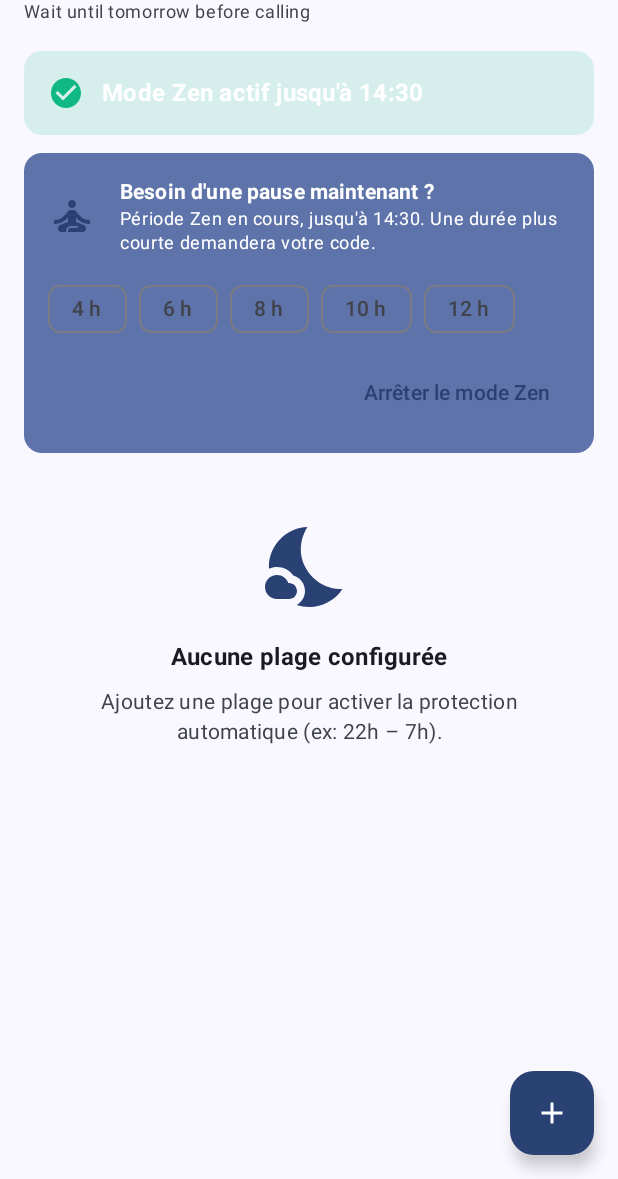
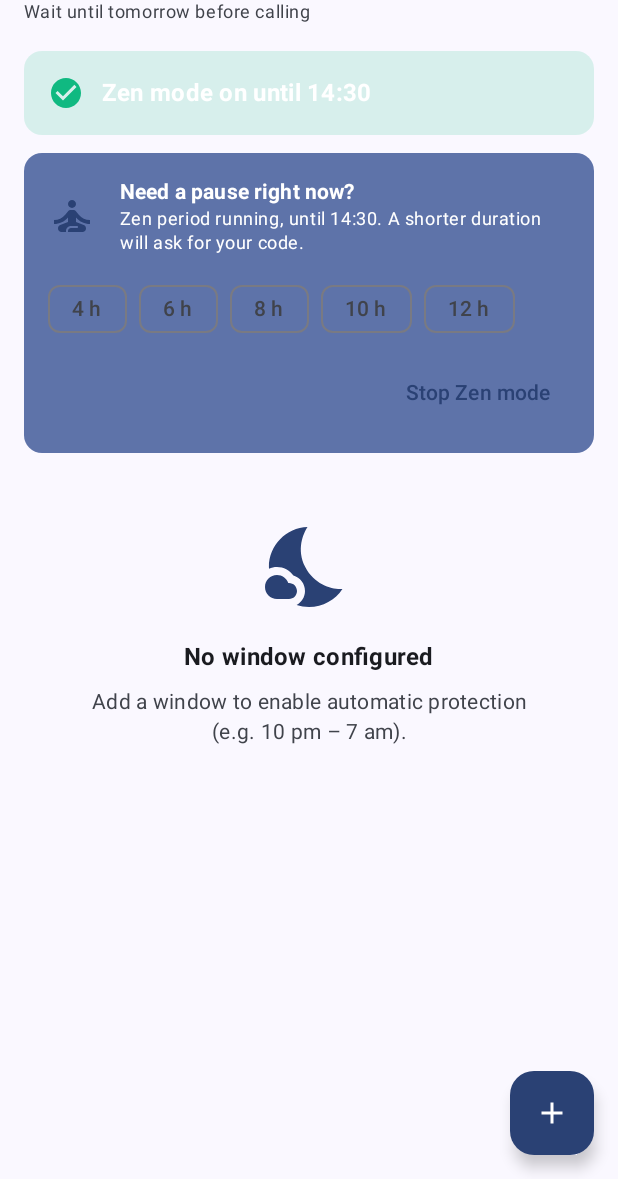
Before and after one commit to AJANEDOUBY/InstantPause-App, an Android app built with Jetpack Compose: the composable ScheduleScreen shown on its own in the app's theme, after a tap on "4 h", on a phone screen of 412 x 824 dp, the part 57-1236 px from its top. Run offline under Robolectric (Android 15) with nearby library versions, the phone set to English and light mode, and no system bars; our stand-ins replace Dagger/Hilt's generated code, Room's generated code; libraries missing offline, so code that uses them is left out: androidx.hilt.lifecycle.

Commit message:
Extrait les chaines de l'onglet Plages et du mode Zen

```diff
--- a/app/src/main/java/com/instantpause/app/ui/schedule/ScheduleScreen.kt
+++ b/app/src/main/java/com/instantpause/app/ui/schedule/ScheduleScreen.kt
@@ -18,6 +18,7 @@ import androidx.compose.ui.Modifier
 import androidx.compose.ui.draw.clip
 import androidx.compose.ui.graphics.Color
 import androidx.compose.ui.platform.LocalContext
+import androidx.compose.ui.res.stringArrayResource
 import androidx.compose.ui.res.stringResource
 import androidx.compose.ui.text.font.FontWeight
 import androidx.compose.ui.text.style.TextAlign
@@ -59,6 +60,7 @@ fun ScheduleScreen(
     var gatedAction by remember { mutableStateOf<(() -> Unit)?>(null) }
     var gatedReason by remember { mutableStateOf("") }
     val scope = rememberCoroutineScope()
+    val context = LocalContext.current
 
     /**
      * N'exige le code que pour les actions qui **affaiblissent** la protection :
@@ -105,7 +107,7 @@ fun ScheduleScreen(
                 onClick = { showAddDialog = true },
                 containerColor = MaterialTheme.colorScheme.primary
             ) {
-                Icon(Icons.Default.Add, contentDescription = "Ajouter une plage")
+                Icon(Icons.Default.Add, contentDescription = stringResource(R.string.action_add_schedule))
             }
         }
     ) { padding ->
@@ -135,20 +137,20 @@ fun ScheduleScreen(
                         val now = System.currentTimeMillis()
                         if (ScheduleViewModel.shortensCurrentZen(now, emergencyUntil, durationMs)) {
                             guard(
-                                "Réduire la période Zen ? Les appels seraient de nouveau " +
-                                        "bloqués vers ${formatClock(now + durationMs)} au lieu " +
-                                        "de ${formatClock(emergencyUntil)}. Saisissez votre " +
-                                        "code pour confirmer."
+                                context.getString(
+                                    R.string.zen_shorten_reason,
+                                    formatClock(now + durationMs),
+                                    formatClock(emergencyUntil)
+                                )
                             ) { viewModel.activateZenMode(durationMs) }
                         } else {
                             viewModel.activateZenMode(durationMs)
                         }
                     },
                     onCancel = {
-                        guard(
-                            "Arrêter le mode Zen maintenant ? Les appels ne seront " +
-                                    "plus bloqués jusqu'à la prochaine plage."
-                        ) { viewModel.cancelZenMode() }
+                        guard(context.getString(R.string.zen_cancel_reason)) {
+                            viewModel.cancelZenMode()
+                        }
                     }
                 )
             }
@@ -164,8 +166,11 @@ fun ScheduleScreen(
                         onToggle = {
                             if (schedule.isActive) {
                                 guard(
-                                    "Désactiver la plage ${schedule.start} – ${schedule.end} ? " +
-                                            "Sans elle, plus rien ne bloquera vos appels sur ce créneau."
+                                    context.getString(
+                                        R.string.schedule_disable_reason,
+                                        schedule.start.toString(),
+                                        schedule.end.toString()
+                                    )
                                 ) { viewModel.toggleActive(schedule) }
                             } else {
                                 // Réactiver renforce la protection : jamais gated.
@@ -174,7 +179,11 @@ fun ScheduleScreen(
                         },
                         onDelete = {
                             guard(
-                                "Supprimer définitivement la plage ${schedule.start} – ${schedule.end} ?"
+                                context.getString(
+                                    R.string.schedule_delete_reason,
+                                    schedule.start.toString(),
+                                    schedule.end.toString()
+                                )
                             ) { viewModel.delete(schedule) }
                         }
                     )
@@ -211,10 +220,11 @@ private fun StatusBanner(
 ) {
     val bgColor = if (isProtected) Color(0xFF10B981) else Color(0xFFF59E0B)
     val text = when {
-        zenActive && zenUntil > 0L -> "Mode Zen actif jusqu'à ${formatClock(zenUntil)}"
-        zenActive -> "Mode Zen actif"
-        isProtected -> "Protection Active"
-        else -> "Protection Inactive"
+        zenActive && zenUntil > 0L ->
+            stringResource(R.string.status_zen_until, formatClock(zenUntil))
+        zenActive -> stringResource(R.string.status_zen)
+        isProtected -> stringResource(R.string.status_active)
+        else -> stringResource(R.string.status_inactive)
     }
     val icon = if (isProtected) Icons.Default.CheckCircle else Icons.Default.Warning
 
@@ -251,24 +261,22 @@ private fun ZenModeCard(
             Row(verticalAlignment = Alignment.CenterVertically) {
                 Icon(
                     imageVector = Icons.Default.SelfImprovement,
-                    contentDescription = "Mode Zen",
+                    contentDescription = stringResource(R.string.zen_card_desc),
                     tint = MaterialTheme.colorScheme.primary,
                     modifier = Modifier.size(32.dp)
                 )
                 Spacer(Modifier.width(16.dp))
                 Column(modifier = Modifier.weight(1f)) {
                     Text(
-                        text = "Besoin d'une pause maintenant ?",
+                        text = stringResource(R.string.zen_title),
                         style = MaterialTheme.typography.titleSmall,
                         fontWeight = FontWeight.Bold
                     )
                     Text(
                         text = if (zenUntil > 0L) {
-                            "Période Zen en cours, jusqu'à ${formatClock(zenUntil)}. " +
-                                    "Une durée plus courte demandera votre code."
+                            stringResource(R.string.zen_running_help, formatClock(zenUntil))
                         } else {
-                            "Choisissez votre période Zen : appuyez sur le nombre " +
-                                    "d'heures souhaité. La protection démarre aussitôt."
+                            stringResource(R.string.zen_help)
                         },
                         style = MaterialTheme.typography.bodySmall
                     )
@@ -297,7 +305,7 @@ private fun ZenModeCard(
                     onClick = onCancel,
                     modifier = Modifier.align(Alignment.End)
                 ) {
-                    Text("Arrêter le mode Zen")
+                    Text(stringResource(R.string.action_stop_zen))
                 }
             }
         }
@@ -327,13 +335,13 @@ private fun EmptyState(modifier: Modifier = Modifier) {
         )
         Spacer(Modifier.height(16.dp))
         Text(
-            text = "Aucune plage configurée",
+            text = stringResource(R.string.empty_title),
             style = MaterialTheme.typography.titleMedium,
             fontWeight = FontWeight.Bold
         )
         Spacer(Modifier.height(8.dp))
         Text(
-            text = "Ajoutez une plage pour activer la protection automatique (ex: 22h – 7h).",
+            text = stringResource(R.string.empty_body),
             style = MaterialTheme.typography.bodyMedium,
             color = MaterialTheme.colorScheme.onSurfaceVariant,
             textAlign = TextAlign.Center
@@ -351,7 +359,7 @@ private fun ScheduleCard(
     val timeRange = remember(schedule.start, schedule.end) {
         "${schedule.start.format(timeFormatter)} – ${schedule.end.format(timeFormatter)}"
     }
-    val daysText = remember(schedule.daysMask) { formatDays(schedule.daysMask) }
+    val daysText = formatDays(schedule.daysMask)
 
     // Choisir l'icône selon l'heure
     val isNight = schedule.start.hour >= 20 || schedule.start.hour < 6
@@ -394,7 +402,11 @@ private fun ScheduleCard(
                 onCheckedChange = { onToggle() }
             )
             IconButton(onClick = onDelete) {
-                Icon(Icons.Default.Delete, contentDescription = "Supprimer", tint = Color.Gray)
+                Icon(
+                    Icons.Default.Delete,
+                    contentDescription = stringResource(R.string.action_delete),
+                    tint = Color.Gray
+                )
             }
         }
     }
@@ -416,25 +428,29 @@ private fun AddScheduleDialog(
 
     AlertDialog(
         onDismissRequest = onDismiss,
-        title = { Text("Nouvelle plage") },
+        title = { Text(stringResource(R.string.dialog_new_schedule)) },
         text = {
             Column(
                 modifier = Modifier
                     .fillMaxWidth()
                     .verticalScroll(rememberScrollState())
             ) {
-                Text("Début", style = MaterialTheme.typography.labelLarge)
+                Text(stringResource(R.string.label_start), style = MaterialTheme.typography.labelLarge)
                 TimeInput(state = startState)
                 Spacer(Modifier.height(16.dp))
-                Text("Fin", style = MaterialTheme.typography.labelLarge)
+                Text(stringResource(R.string.label_end), style = MaterialTheme.typography.labelLarge)
                 TimeInput(state = endState)
                 Spacer(Modifier.height(16.dp))
-                Text("Jours", style = MaterialTheme.typography.labelLarge)
+                Text(stringResource(R.string.label_days), style = MaterialTheme.typography.labelLarge)
                 Spacer(Modifier.height(8.dp))
                 DayChips(mask = daysMask, onMaskChange = { daysMask = it })
                 Spacer(Modifier.height(16.dp))
                 Text(
-                    text = if (crossesMidnight) "Franchit minuit : la plage commence le jour sélectionné." else "Plage dans la même journée.",
+                    text = if (crossesMidnight) {
+                        stringResource(R.string.schedule_crosses_midnight)
+                    } else {
+                        stringResource(R.string.schedule_same_day)
+                    },
                     style = MaterialTheme.typography.bodySmall,
                     color = MaterialTheme.colorScheme.onSurfaceVariant
                 )
@@ -444,10 +460,10 @@ private fun AddScheduleDialog(
             TextButton(
                 onClick = { onConfirm(startTime, endTime, daysMask) },
                 enabled = daysMask != 0 && startTime != endTime
-            ) { Text("Ajouter") }
+            ) { Text(stringResource(R.string.action_add)) }
         },
         dismissButton = {
-            TextButton(onClick = onDismiss) { Text("Annuler") }
+            TextButton(onClick = onDismiss) { Text(stringResource(R.string.action_cancel)) }
         }
     )
 }
@@ -455,7 +471,7 @@ private fun AddScheduleDialog(
 @OptIn(ExperimentalLayoutApi::class)
 @Composable
 private fun DayChips(mask: Int, onMaskChange: (Int) -> Unit) {
-    val days = listOf("Lun", "Mar", "Mer", "Jeu", "Ven", "Sam", "Dim")
+    val days = stringArrayResource(R.array.days_short)
     FlowRow(
         horizontalArrangement = Arrangement.spacedBy(8.dp),
         verticalArrangement = Arrangement.spacedBy(4.dp)
@@ -475,11 +491,12 @@ private fun DayChips(mask: Int, onMaskChange: (Int) -> Unit) {
     }
 }
 
+@Composable
 private fun formatDays(mask: Int): String {
-    if (mask == 0) return "Aucun jour"
-    if (mask == Schedule.ALL_DAYS) return "Tous les jours"
-    if (mask == 0b0011111) return "Lun – Ven"
-    if (mask == 0b1100000) return "Week-end"
-    val days = listOf("Lun", "Mar", "Mer", "Jeu", "Ven", "Sam", "Dim")
+    val days = stringArrayResource(R.array.days_short)
+    if (mask == 0) return stringResource(R.string.days_none)
+    if (mask == Schedule.ALL_DAYS) return stringResource(R.string.days_every)
+    if (mask == 0b0011111) return stringResource(R.string.days_weekdays)
+    if (mask == 0b1100000) return stringResource(R.string.days_weekend)
     return days.filterIndexed { i, _ -> (mask and (1 shl i)) != 0 }.joinToString(", ")
 }
--- a/app/src/main/res/values/strings.xml
+++ b/app/src/main/res/values/strings.xml
@@ -144,4 +144,49 @@
     <string name="install_guard_info_does">What it does: block an impulsive uninstallation. No rights over your data, your calls or your screen.</string>
     <string name="install_guard_info_prevents">What it prevents: uninstalling the app without first deactivating it from the Android settings.</string>
     <string name="install_guard_footer">The app stays on this screen until the protection is active. You can remove it later, with your code, from the Security tab.</string>
+
+    <!-- Onglet Plages : état et notifications -->
+    <string name="status_zen_until">Zen mode on until %1$s</string>
+    <string name="status_zen">Zen mode on</string>
+    <string name="status_active">Protection active</string>
+    <string name="status_inactive">Protection inactive</string>
+    <string name="action_add_schedule">Add a window</string>
+    <string name="action_delete">Delete</string>
+    <string name="action_add">Add</string>
+
+    <!-- Mode Zen -->
+    <string name="zen_card_desc">Zen mode</string>
+    <string name="zen_title">Need a pause right now?</string>
+    <string name="zen_running_help">Zen period running, until %1$s. A shorter duration will ask for your code.</string>
+    <string name="zen_help">Choose your Zen period: tap the number of hours you want. Protection starts immediately.</string>
+    <string name="action_stop_zen">Stop Zen mode</string>
+    <string name="zen_shorten_reason">Shorten the Zen period? Calls would be blocked again at %1$s instead of %2$s. Enter your code to confirm.</string>
+    <string name="zen_cancel_reason">Stop Zen mode now? Calls will no longer be blocked until the next window.</string>
+
+    <!-- Plages -->
+    <string name="empty_title">No window configured</string>
+    <string name="empty_body">Add a window to enable automatic protection (e.g. 10 pm – 7 am).</string>
+    <string name="schedule_disable_reason">Disable the %1$s – %2$s window? Without it, nothing will block your calls during that slot.</string>
+    <string name="schedule_delete_reason">Permanently delete the %1$s – %2$s window?</string>
+    <string name="dialog_new_schedule">New window</string>
+    <string name="label_start">Start</string>
+    <string name="label_end">End</string>
+    <string name="label_days">Days</string>
+    <string name="schedule_same_day">Window within the same day.</string>
+    <string name="schedule_crosses_midnight">Crosses midnight: the window starts on the selected day.</string>
+
+    <!-- Jours -->
+    <string name="days_none">No day</string>
+    <string name="days_every">Every day</string>
+    <string name="days_weekdays">Mon – Fri</string>
+    <string name="days_weekend">Weekend</string>
+    <string-array name="days_short">
+        <item>Mon</item>
+        <item>Tue</item>
+        <item>Wed</item>
+        <item>Thu</item>
+        <item>Fri</item>
+        <item>Sat</item>
+        <item>Sun</item>
+    </string-array>
 </resources>
```
Also changed, not shown: 1 other file.
